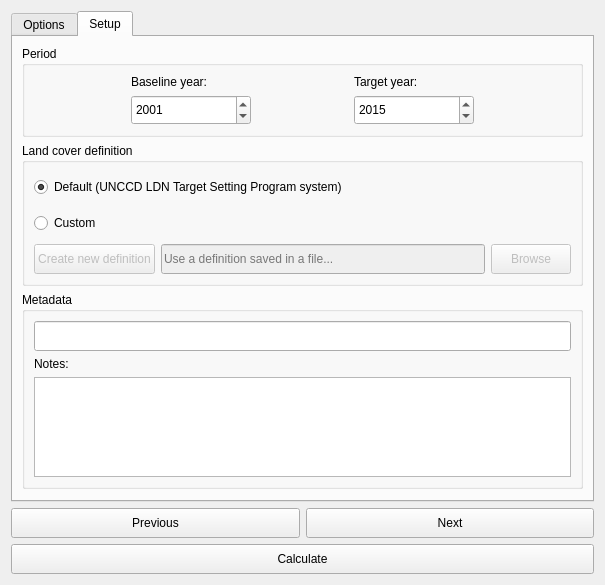
First picture: the form in LDMP/gui/DlgCalculateSOC.ui, repository ConservationInternational/trends.earth, before the edit.
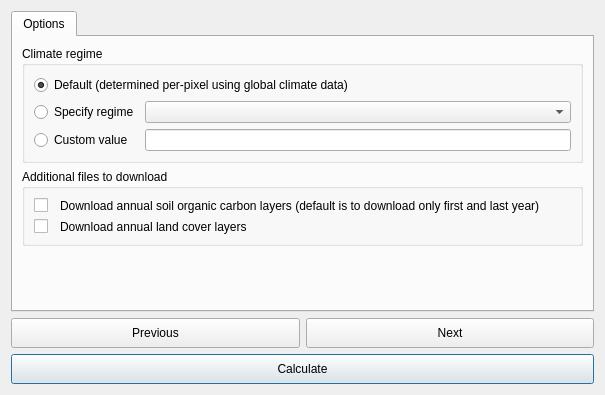
Second picture: the form after the edit.

Commit message: Move to a common LC interface.

What changed in the file:
```diff
--- a/LDMP/gui/DlgCalculateSOC.ui
+++ b/LDMP/gui/DlgCalculateSOC.ui
@@ -7,7 +7,7 @@
     <x>0</x>
     <y>0</y>
     <width>605</width>
-    <height>560</height>
+    <height>369</height>
    </rect>
   </property>
   <property name="sizePolicy">
@@ -32,7 +32,7 @@
       <enum>QTabWidget::Rounded</enum>
      </property>
      <property name="currentIndex">
-      <number>1</number>
+      <number>0</number>
      </property>
      <widget class="QWidget" name="optionsTab">
       <attribute name="title">
@@ -180,306 +180,6 @@
        </item>
       </layout>
      </widget>
-     <widget class="QWidget" name="SetupTab">
-      <attribute name="title">
-       <string>Setup</string>
-      </attribute>
-      <layout class="QVBoxLayout" name="verticalLayout_5">
-       <item>
-        <widget class="QGroupBox" name="baseline_box">
-         <property name="enabled">
-          <bool>true</bool>
-         </property>
-         <property name="title">
-          <string>Period</string>
-         </property>
-         <layout class="QGridLayout" name="gridLayout_9">
-          <item row="1" column="0">
-           <widget class="QDateEdit" name="year_start">
-            <property name="sizePolicy">
-             <sizepolicy hsizetype="Minimum" vsizetype="Minimum">
-              <horstretch>0</horstretch>
-              <verstretch>0</verstretch>
-             </sizepolicy>
-            </property>
-            <property name="minimumSize">
-             <size>
-              <width>0</width>
-              <height>30</height>
-             </size>
-            </property>
-            <property name="maximumSize">
-             <size>
-              <width>120</width>
-              <height>35</height>
-             </size>
-            </property>
-            <property name="date">
-             <date>
-              <year>2001</year>
-              <month>1</month>
-              <day>1</day>
-             </date>
-            </property>
-            <property name="maximumDate">
-             <date>
-              <year>2015</year>
-              <month>12</month>
-              <day>31</day>
-             </date>
-            </property>
-            <property name="minimumDate">
-             <date>
-              <year>1992</year>
-              <month>1</month>
-              <day>1</day>
-             </date>
-            </property>
-            <property name="displayFormat">
-             <string notr="true">yyyy</string>
-            </property>
-           </widget>
-          </item>
-          <item row="1" column="1">
-           <widget class="QDateEdit" name="year_end">
-            <property name="sizePolicy">
-             <sizepolicy hsizetype="Minimum" vsizetype="Expanding">
-              <horstretch>0</horstretch>
-              <verstretch>0</verstretch>
-             </sizepolicy>
-            </property>
-            <property name="minimumSize">
-             <size>
-              <width>0</width>
-              <height>30</height>
-             </size>
-            </property>
-            <property name="maximumSize">
-             <size>
-              <width>120</width>
-              <height>35</height>
-             </size>
-            </property>
-            <property name="date">
-             <date>
-              <year>2015</year>
-              <month>1</month>
-              <day>1</day>
-             </date>
-            </property>
-            <property name="minimumDateTime">
-             <datetime>
-              <hour>0</hour>
-              <minute>0</minute>
-              <second>0</second>
-              <year>1992</year>
-              <month>1</month>
-              <day>1</day>
-             </datetime>
-            </property>
-            <property name="maximumDate">
-             <date>
-              <year>2030</year>
-              <month>12</month>
-              <day>31</day>
-             </date>
-            </property>
-            <property name="minimumDate">
-             <date>
-              <year>1992</year>
-              <month>1</month>
-              <day>1</day>
-             </date>
-            </property>
-            <property name="displayFormat">
-             <string notr="true">yyyy</string>
-            </property>
-           </widget>
-          </item>
-          <item row="0" column="0">
-           <widget class="QLabel" name="label">
-            <property name="text">
-             <string>Baseline year:</string>
-            </property>
-           </widget>
-          </item>
-          <item row="0" column="1">
-           <widget class="QLabel" name="label_3">
-            <property name="text">
-             <string>Target year:</string>
-            </property>
-           </widget>
-          </item>
-         </layout>
-        </widget>
-       </item>
-       <item>
-        <widget class="QGroupBox" name="remap_box">
-         <property name="enabled">
-          <bool>true</bool>
-         </property>
-         <property name="title">
-          <string>Land cover definition</string>
-         </property>
-         <layout class="QGridLayout" name="gridLayout">
-          <item row="3" column="0">
-           <widget class="QPushButton" name="remap_custom_create">
-            <property name="enabled">
-             <bool>false</bool>
-            </property>
-            <property name="minimumSize">
-             <size>
-              <width>0</width>
-              <height>30</height>
-             </size>
-            </property>
-            <property name="text">
-             <string>Create new definition</string>
-            </property>
-           </widget>
-          </item>
-          <item row="3" column="1">
-           <widget class="QLineEdit" name="remap_custom_file">
-            <property name="enabled">
-             <bool>false</bool>
-            </property>
-            <property name="minimumSize">
-             <size>
-              <width>120</width>
-              <height>30</height>
-             </size>
-            </property>
-            <property name="placeholderText">
-             <string>Use a definition saved in a file...</string>
-            </property>
-           </widget>
-          </item>
-          <item row="0" column="0" colspan="2">
-           <widget class="QRadioButton" name="remap_default">
-            <property name="minimumSize">
-             <size>
-              <width>0</width>
-              <height>30</height>
-             </size>
-            </property>
-            <property name="text">
-             <string>Default (UNCCD LDN Target Setting Program system)</string>
-            </property>
-            <property name="checked">
-             <bool>true</bool>
-            </property>
-           </widget>
-          </item>
-          <item row="3" column="2">
-           <widget class="QPushButton" name="remap_custom_file_browse">
-            <property name="enabled">
-             <bool>false</bool>
-            </property>
-            <property name="minimumSize">
-             <size>
-              <width>0</width>
-              <height>30</height>
-             </size>
-            </property>
-            <property name="maximumSize">
-             <size>
-              <width>80</width>
-              <height>16777215</height>
-             </size>
-            </property>
-            <property name="text">
-             <string>Browse</string>
-            </property>
-           </widget>
-          </item>
-          <item row="1" column="0" colspan="3">
-           <widget class="QRadioButton" name="remap_custom">
-            <property name="minimumSize">
-             <size>
-              <width>0</width>
-              <height>30</height>
-             </size>
-            </property>
-            <property name="text">
-             <string>Custom</string>
-            </property>
-           </widget>
-          </item>
-         </layout>
-        </widget>
-       </item>
-       <item>
-        <widget class="QGroupBox" name="metadataGroupBox">
-         <property name="sizePolicy">
-          <sizepolicy hsizetype="Preferred" vsizetype="Expanding">
-           <horstretch>0</horstretch>
-           <verstretch>0</verstretch>
-          </sizepolicy>
-         </property>
-         <property name="title">
-          <string>Metadata</string>
-         </property>
-         <layout class="QVBoxLayout" name="verticalLayout_2">
-          <item>
-           <widget class="QLineEdit" name="task_name">
-            <property name="minimumSize">
-             <size>
-              <width>0</width>
-              <height>30</height>
-             </size>
-            </property>
-            <property name="maxLength">
-             <number>60</number>
-            </property>
-           </widget>
-          </item>
-          <item>
-           <widget class="QLabel" name="label_2">
-            <property name="text">
-             <string>Notes:</string>
-            </property>
-           </widget>
-          </item>
-          <item>
-           <widget class="QTextEdit" name="task_notes">
-            <property name="sizePolicy">
-             <sizepolicy hsizetype="Expanding" vsizetype="Expanding">
-              <horstretch>0</horstretch>
-              <verstretch>0</verstretch>
-             </sizepolicy>
-            </property>
-            <property name="minimumSize">
-             <size>
-              <width>0</width>
-              <height>0</height>
-             </size>
-            </property>
-            <property name="maximumSize">
-             <size>
-              <width>16777215</width>
-              <height>100</height>
-             </size>
-            </property>
-           </widget>
-          </item>
-         </layout>
-        </widget>
-       </item>
-       <item>
-        <spacer name="verticalSpacer_3">
-         <property name="orientation">
-          <enum>Qt::Vertical</enum>
-         </property>
-         <property name="sizeHint" stdset="0">
-          <size>
-           <width>20</width>
-           <height>0</height>
-          </size>
-         </property>
-        </spacer>
-       </item>
-      </layout>
-     </widget>
     </widget>
    </item>
    <item>
```
The commit also changes 3 other files.
